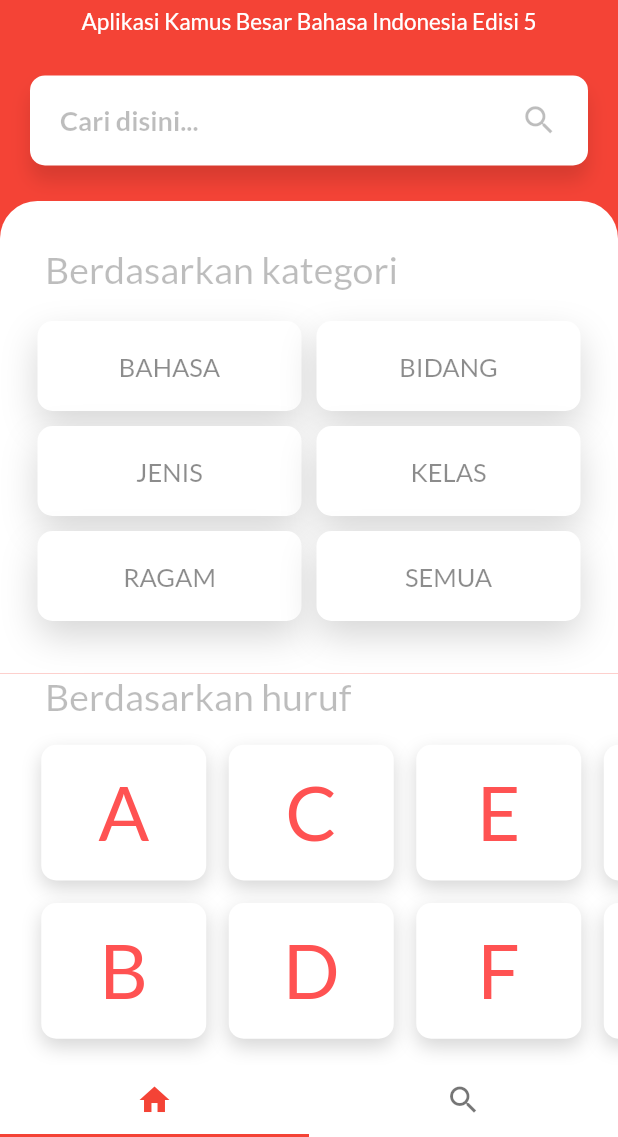
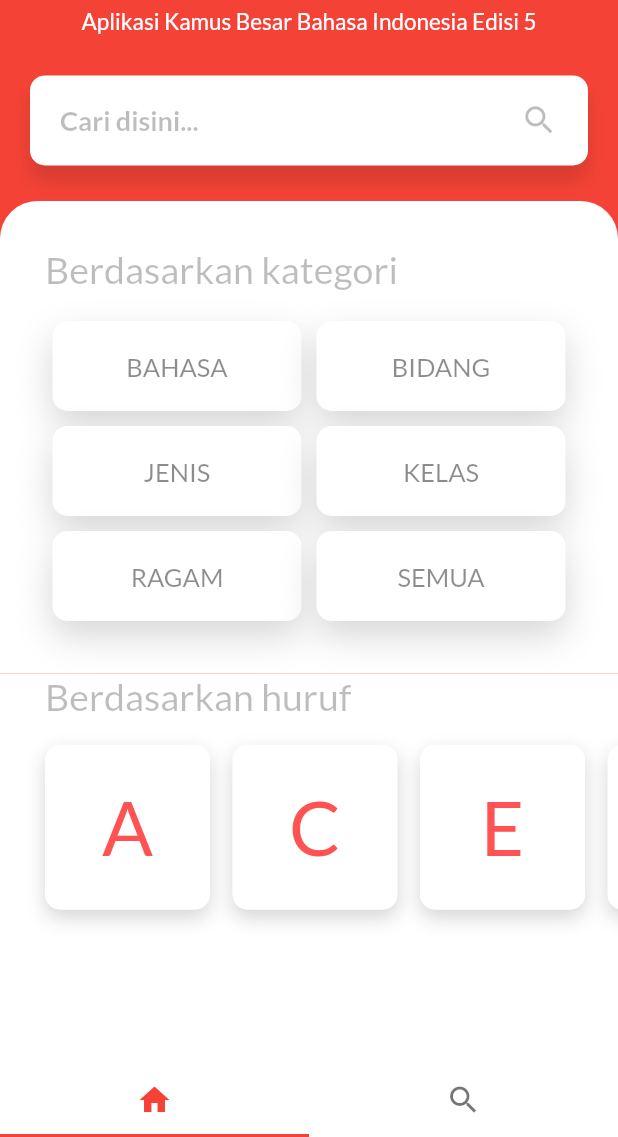
Before and after one commit to yikhsn/poket, a Flutter app: the screen it shows after launch, on a phone screen of 412 x 824 dp, the part 99-1236 px from its top. Run offline on Flutter 3.47's test engine with Material 2 defaults, Android fonts, the phone set to English and light mode, and no system bars; our stand-ins replace flutter_svg, sqflite; accounts and stored records are empty.

Commit message:
refactor layout

```diff
--- a/lib/screenviews/HomeScreenView.dart
+++ b/lib/screenviews/HomeScreenView.dart
@@ -11,10 +11,6 @@ class HomeScreenView extends StatelessWidget {
   @override
   Widget build(BuildContext context) {
     return SafeArea(
-      child: Container(
-        decoration: BoxDecoration(
-          color: Colors.red,
-        ),
       child: Column(
         children: <Widget>[
           SearchSection(moveToSearch),
@@ -22,7 +18,6 @@ class HomeScreenView extends StatelessWidget {
           LetternavSection(),
         ],
       ),
-      ),
     );
   }
 }
--- a/lib/widgets/CategorySection.dart
+++ b/lib/widgets/CategorySection.dart
@@ -1,11 +1,12 @@
 import 'package:flutter/material.dart';
-import 'package:kbbi_app/widgets/RowBoxMenuCategory.dart';
 import 'package:kbbi_app/widgets/SectionTitle.dart';
+import 'package:kbbi_app/widgets/MenuCategory.dart';
 
 class CategorySection extends StatelessWidget {
   @override
   Widget build(BuildContext context) {
     return Container(
+      width: MediaQuery.of(context).size.width,
       decoration: BoxDecoration(
         color: Colors.white,
         borderRadius: BorderRadius.only(
@@ -13,10 +14,11 @@ class CategorySection extends StatelessWidget {
           topRight: Radius.circular(25.0),
         ),
       ),
-      child: Container(
-        padding: EdgeInsets.symmetric(
-          vertical: 30.0,
-        ),
+      padding: EdgeInsets.symmetric(
+        vertical: 30.0,
+        horizontal: 30.0,
+      ),
+      child: Expanded(
         child: Column(
           crossAxisAlignment: CrossAxisAlignment.start,
           children: <Widget>[
@@ -24,17 +26,16 @@ class CategorySection extends StatelessWidget {
             SizedBox(
               height: 15.0,
             ),
-            Container(
-              padding: EdgeInsets.symmetric(
-                horizontal: 20.0,
-              ),
-              child: Column(
-                children: <Widget>[
-                  RowBoxMenuCategory('bahasa', 'bidang'),
-                  RowBoxMenuCategory('jenis', 'kelas'),
-                  RowBoxMenuCategory('ragam', 'semua'),
-                ],
-              ),
+            Wrap(
+              direction: Axis.horizontal,
+              children: <Widget>[
+                MenuCategory('bahasa'),
+                MenuCategory('bidang'),
+                MenuCategory('jenis'),
+                MenuCategory('kelas'),
+                MenuCategory('ragam'),
+                MenuCategory('semua'),
+              ],
             ),
           ],
         ),
--- a/lib/widgets/LetterBox.dart
+++ b/lib/widgets/LetterBox.dart
@@ -20,9 +20,16 @@ class LetterBox extends StatelessWidget {
         },
         child: Container(
           width: 110.0,
-          margin: EdgeInsets.symmetric(
+          height: 110.0,
+          padding: EdgeInsets.symmetric(
             horizontal: 7.5,
             vertical: 7.5,
+          ),
+          margin: EdgeInsets.only(
+            right: 15,
+            left: 0,
+            top: 7.5,
+            bottom: 7.5,
           ),
           decoration: BoxDecoration(
             color: Colors.white,
--- a/lib/widgets/LetternavSection.dart
+++ b/lib/widgets/LetternavSection.dart
@@ -1,6 +1,7 @@
 import 'package:flutter/material.dart';
 import 'package:kbbi_app/widgets/SectionTitle.dart';
 import 'package:kbbi_app/widgets/Letters.dart';
+import 'package:kbbi_app/widgets/LetterBox.dart';
 
 class LetternavSection extends StatelessWidget {
   @override
@@ -11,29 +12,38 @@ class LetternavSection extends StatelessWidget {
         child: Column(
           crossAxisAlignment: CrossAxisAlignment.start,
           children: <Widget>[
-            SectionTitle('Berdasarkan huruf'),
+            Container(
+              child: SectionTitle('Berdasarkan huruf'),
+              margin: EdgeInsets.symmetric(
+                horizontal: 30.0,
+              ),
+            ),
             Expanded(
-              child: Container(
-                color: Colors.white,
-                child: ListView(
-                  padding:
-                      EdgeInsets.symmetric(horizontal: 20.0, vertical: 10.0),
-                  scrollDirection: Axis.horizontal,
-                  children: <Widget>[
-                    Letters('A', 'B'),
-                    Letters('C', 'D'),
-                    Letters('E', 'F'),
-                    Letters('G', 'H'),
-                    Letters('I', 'J'),
-                    Letters('K', 'L'),
-                    Letters('M', 'N'),
-                    Letters('O', 'Q'),
-                    Letters('R', 'T'),
-                    Letters('U', 'V'),
-                    Letters('W', 'X'),
-                    Letters('Y', 'Z'),
-                  ],
+              child: ListView(
+                shrinkWrap: true,
+                padding: EdgeInsets.symmetric(
+                  horizontal: 30.0,
+                  vertical: 10.0,
                 ),
+                scrollDirection: Axis.horizontal,
+                children: <Widget>[
+                  Wrap(
+                    children: <Widget>[
+                      LetterBox('A'),
+                      LetterBox('C'),
+                      LetterBox('E'),
+                      LetterBox('G'),
+                      LetterBox('I'),
+                      LetterBox('K'),
+                      LetterBox('M'),
+                      LetterBox('O'),
+                      LetterBox('R'),
+                      LetterBox('U'),
+                      LetterBox('W'),
+                      LetterBox('Y'),
+                    ],
+                  )
+                ],
               ),
             ),
           ],
--- a/lib/widgets/MenuCategory.dart
+++ b/lib/widgets/MenuCategory.dart
@@ -8,7 +8,9 @@ class MenuCategory extends StatelessWidget {
 
   @override
   Widget build(BuildContext context) {
-    return Expanded(
+    double width = MediaQuery.of(context).size.width;
+    return Container(
+      width: width / 2 - 30,
       child: GestureDetector(
         onTap: () {
           Navigator.push(
--- a/lib/widgets/RowBoxMenuCategory.dart
+++ /dev/null
@@ -1,21 +0,0 @@
-import 'package:flutter/material.dart';
-import 'package:kbbi_app/widgets/MenuCategory.dart';
-
-class RowBoxMenuCategory extends StatelessWidget {
-  final String firstCat;
-  final String secondCat;
-
-  RowBoxMenuCategory(this.firstCat, this.secondCat);
-
-  @override
-  Widget build(BuildContext context) {
-    return Row(
-      mainAxisAlignment: MainAxisAlignment.center,
-      crossAxisAlignment: CrossAxisAlignment.center,
-      children: <Widget>[
-        MenuCategory(firstCat),
-        MenuCategory(secondCat),
-      ],
-    );
-  }
-}
--- a/lib/widgets/SectionTitle.dart
+++ b/lib/widgets/SectionTitle.dart
@@ -8,9 +8,6 @@ class SectionTitle extends StatelessWidget {
   @override
   Widget build(BuildContext context) {
     return Container(
-      padding: EdgeInsets.symmetric(
-        horizontal: 30.0,
-      ),
       child: Text(
         title,
         style: TextStyle(
```
Lines whose indentation alone changed are shown as unchanged.
